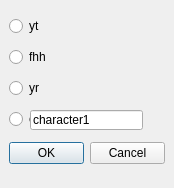
endlesswintertype/textwid, file code/DialogChooseNew.ui: the form before one commit.
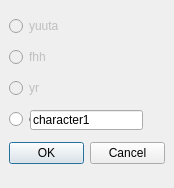
The form after the commit.

The edit to the form file:
```diff
--- a/code/DialogChooseNew.ui
+++ b/code/DialogChooseNew.ui
@@ -14,19 +14,25 @@
    <string>Dialog</string>
   </property>
   <widget class="QRadioButton" name="radioButton">
+   <property name="enabled">
+    <bool>false</bool>
+   </property>
    <property name="geometry">
     <rect>
      <x>9</x>
      <y>18</y>
-     <width>35</width>
+     <width>71</width>
      <height>16</height>
     </rect>
    </property>
    <property name="text">
-    <string>yt</string>
+    <string>yuuta</string>
    </property>
   </widget>
   <widget class="QRadioButton" name="radioButton2">
+   <property name="enabled">
+    <bool>false</bool>
+   </property>
    <property name="geometry">
     <rect>
      <x>9</x>
@@ -40,6 +46,9 @@
    </property>
   </widget>
   <widget class="QRadioButton" name="radioButton3">
+   <property name="enabled">
+    <bool>false</bool>
+   </property>
    <property name="geometry">
     <rect>
      <x>9</x>
```
